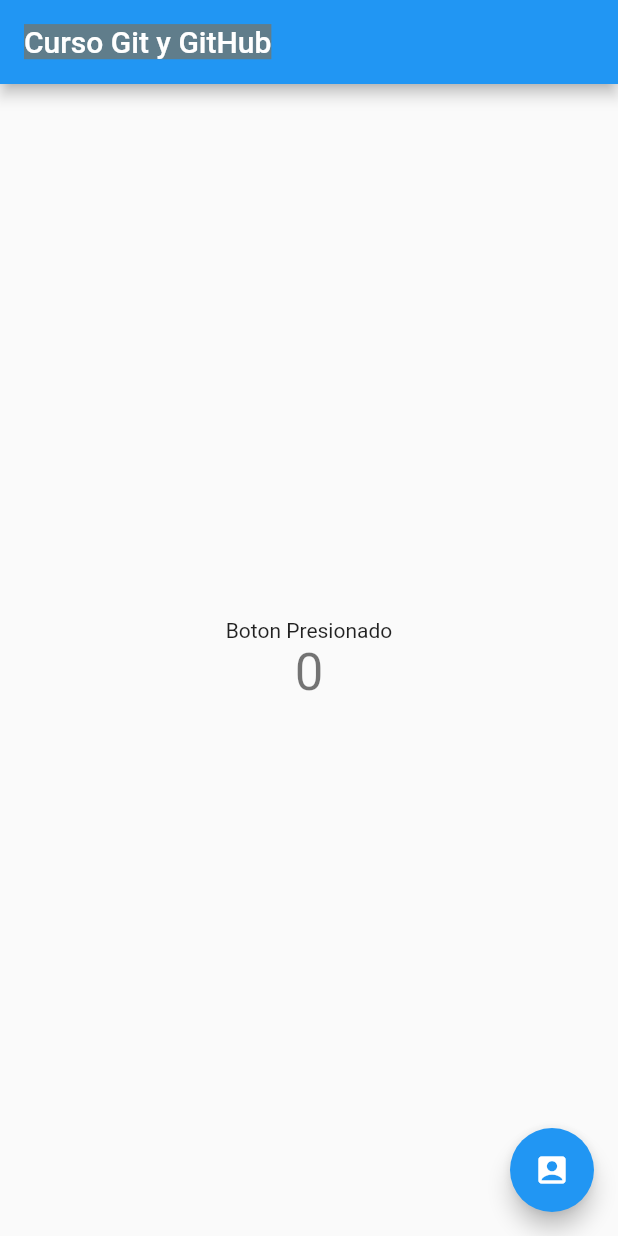
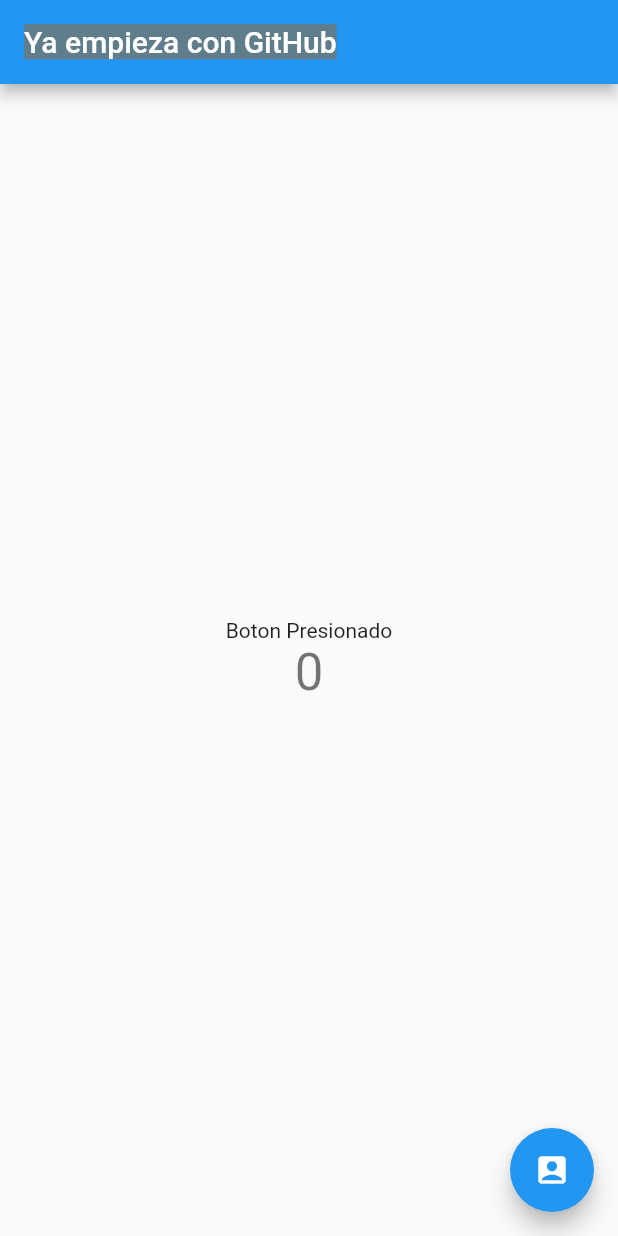
Before and after one commit to washington007/Git_GitHub, a Flutter app: the screen it shows after launch, on a phone screen of 412 x 824 dp. Run offline on Flutter 3.47's test engine with Material 2 defaults, Android fonts, the phone set to English and light mode, and no system bars.

Commit message:
se modifico el appBar (Ya empieza con GitHub)

```diff
--- a/lib/main.dart
+++ b/lib/main.dart
@@ -14,7 +14,7 @@ class MyApp extends StatelessWidget {
 
         primarySwatch: Colors.blue,
       ),
-      home: MyHomePage(title: 'Curso Git y GitHub'),
+      home: MyHomePage(title: 'Ya empieza con GitHub'),
     );
   }
 }
```
